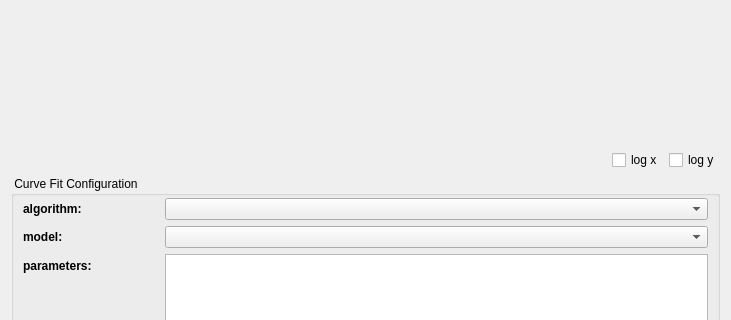
The window that plugins/table/qfrdrtablecurvefitdialog.ui (jkriege2/QuickFit3) describes before a commit, drawn with Qt 5; both pictures show x 0 to 731 and y 207 to 527 of the 731 by 762 pixel window.
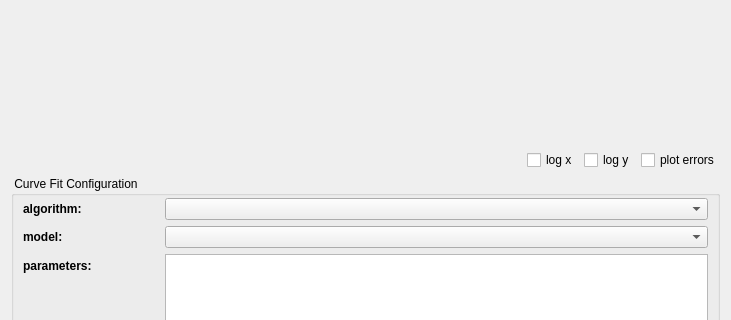
The same window after the commit. Icons and pictures are not drawn. Custom widgets are drawn as their Qt base class.

Diff of the .ui file:
```diff
--- a/plugins/table/qfrdrtablecurvefitdialog.ui
+++ b/plugins/table/qfrdrtablecurvefitdialog.ui
@@ -32,7 +32,7 @@
     </widget>
    </item>
    <item>
-    <layout class="QHBoxLayout" name="horizontalLayout_3" stretch="1,0,0">
+    <layout class="QHBoxLayout" name="horizontalLayout_3" stretch="1,0,0,0">
      <item>
       <widget class="DoubleDataCutSliders" name="datacut" native="true">
        <property name="minimumSize">
@@ -57,6 +57,13 @@
        </property>
       </widget>
      </item>
+     <item>
+      <widget class="QCheckBox" name="chkPlotErrors">
+       <property name="text">
+        <string>plot errors</string>
+       </property>
+      </widget>
+     </item>
     </layout>
    </item>
    <item>
```
Left out of the diff: 1 changed line with no effect on the pictures.
